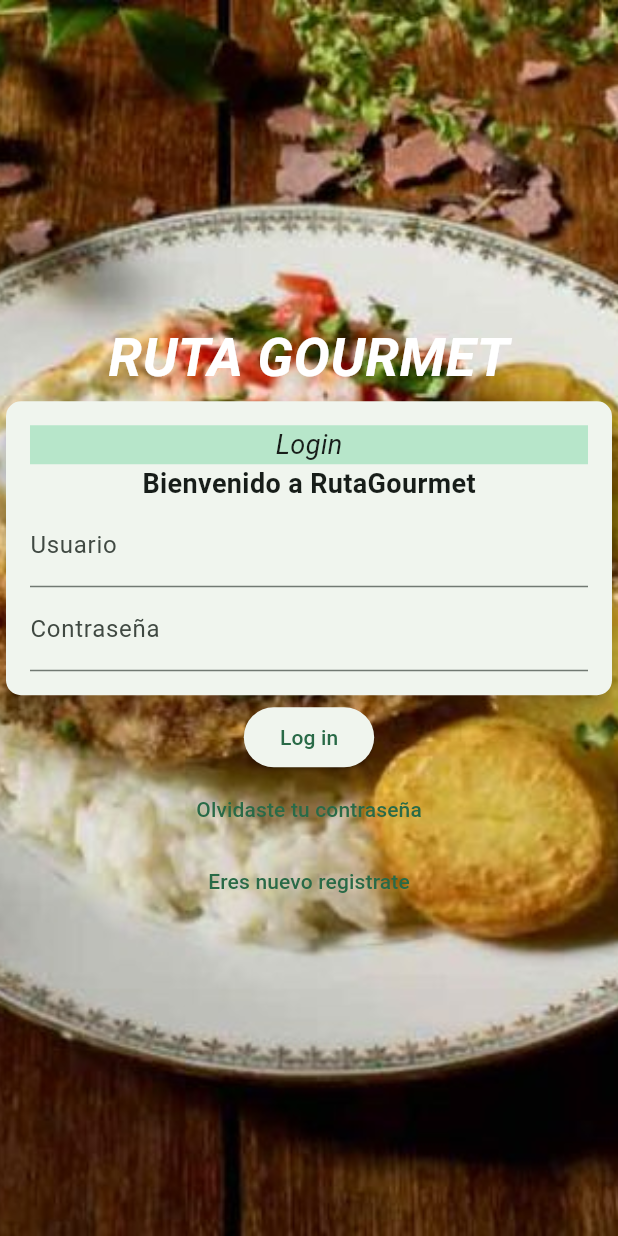
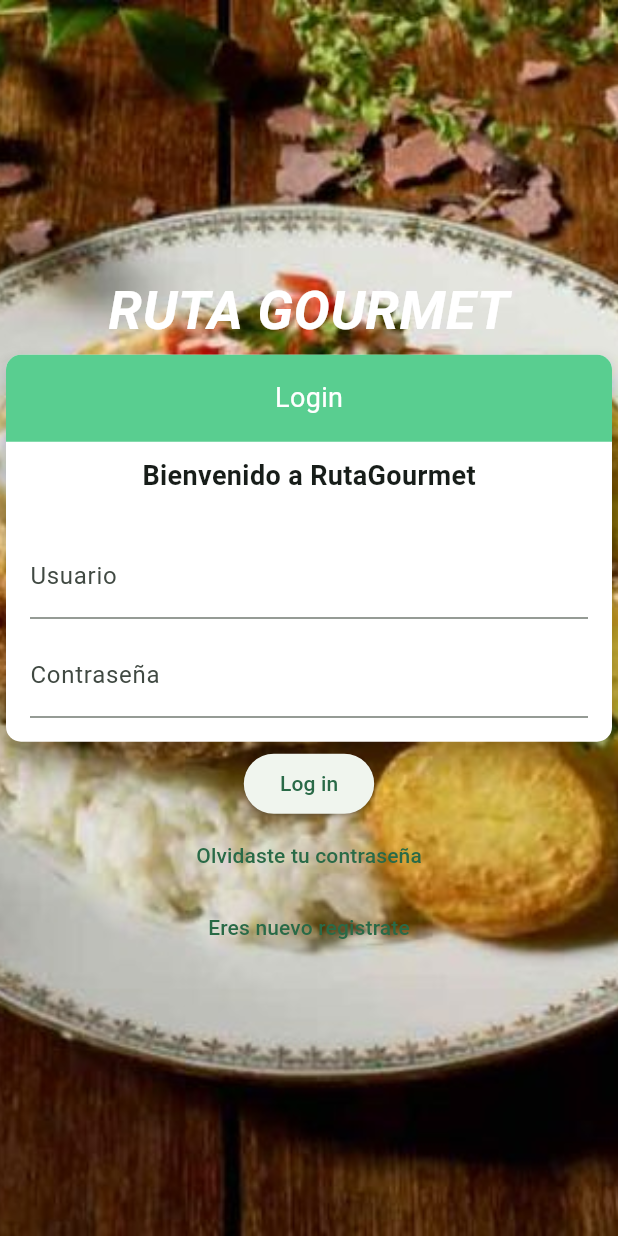
Before and after one commit to Chuch3x/proyecto_progra_movil, a Flutter app: the screen it shows after launch, after a tap on "Log In", on a phone screen of 412 x 824 dp. Run offline on Flutter 3.47's test engine with Material 3 defaults, Android fonts, the light colour scheme and no system bars; our stand-ins replace bloc, cloud_firestore, firebase_auth, firebase_core, flutter_bloc, flutter_dotenv and 3 more; missing offline and left inert: mapbox_gl; accounts and stored records are empty.

Commit message:
cambio de diseno en el form

```diff
--- a/lib/login/ui/login_builder.dart
+++ b/lib/login/ui/login_builder.dart
@@ -14,31 +14,36 @@ class LoginScreenNew extends StatefulWidget {
 
 Widget LoginOnWait(emailController, passwordController) {
   return Card(
+    color: const Color.fromARGB(255, 255, 255, 255),
     elevation: 8.0,
     shape: RoundedRectangleBorder(
       borderRadius: BorderRadius.circular(10.0),
     ),
-    child: Padding(
-      padding: const EdgeInsets.all(16.0),
     child: Column(
       mainAxisSize: MainAxisSize.min,
       children: [
         Container(
+          width: double.infinity,
           alignment: Alignment.center,
           decoration: const BoxDecoration(
-              color: Color.fromARGB(97, 89, 206, 143),
+            color: Color.fromARGB(255, 89, 206, 144),
+            borderRadius: BorderRadius.only(
+              topLeft: Radius.circular(10.0),
+              topRight: Radius.circular(10.0),
             ),
-            child: const FittedBox(
-              fit: BoxFit.cover,
+          ),
+          child: Padding(
+            padding: const EdgeInsets.all(16.0),
             child: Text(
               'Login',
               style: TextStyle(
                 fontSize: 18.0,
-                  fontStyle: FontStyle.italic,
+                color: Colors.white,
               ),
             ),
           ),
         ),
+        const SizedBox(height: 10), // Añade espacio entre el contenedor verde y el texto
         const Text(
           'Bienvenido a RutaGourmet',
           style: TextStyle(
@@ -46,12 +51,19 @@ Widget LoginOnWait(emailController, passwordController) {
             fontWeight: FontWeight.bold,
           ),
         ),
+        const SizedBox(height: 10), // Añade espacio entre el texto y los campos de texto
+        Padding(
+          padding: const EdgeInsets.all(16.0),
+          child: Column(
+            crossAxisAlignment: CrossAxisAlignment.stretch,
+            children: [
               TextFormField(
                 controller: emailController,
                 decoration: const InputDecoration(
                   labelText: 'Usuario',
                 ),
               ),
+              const SizedBox(height: 10), // Añade espacio entre los campos de texto
               TextFormField(
                 controller: passwordController,
                 obscureText: true,
@@ -61,6 +73,8 @@ Widget LoginOnWait(emailController, passwordController) {
               ),
             ],
           ),
+        ),
+      ],
     ),
   );
 }
```
Lines whose indentation alone changed are shown as unchanged.
